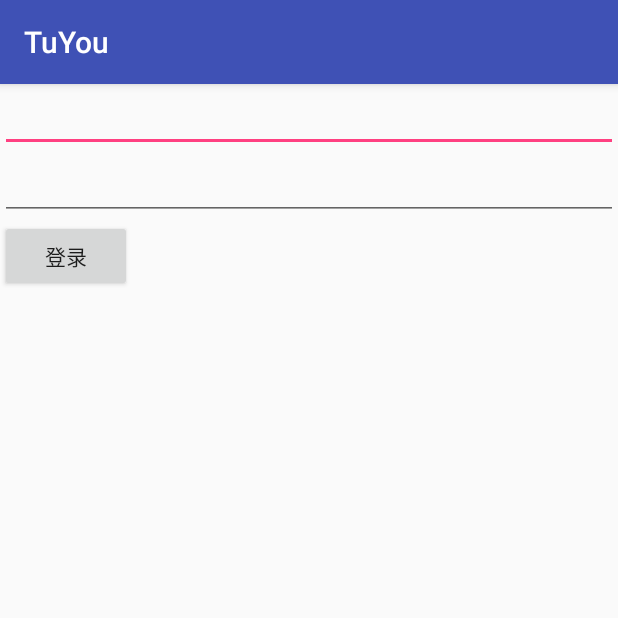
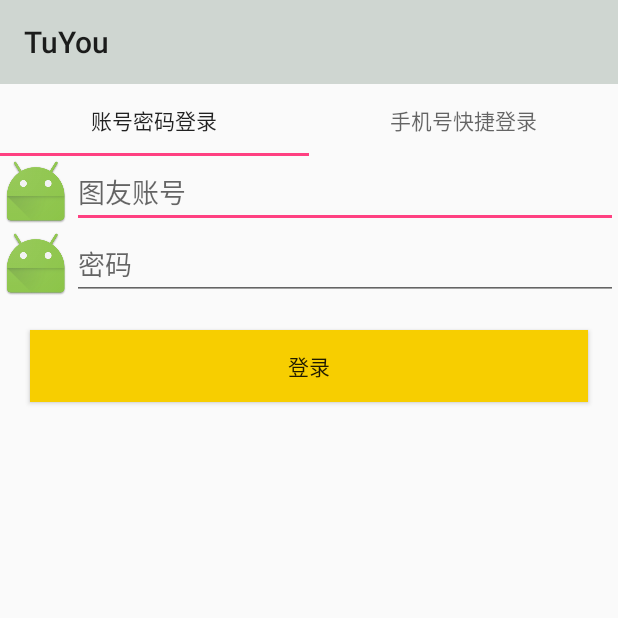
Before and after one commit to changer0/TuYou, an Android app: the screen it shows after launch (LoginActivity), on a phone screen of 412 x 824 dp, the top half of it. Run offline under Robolectric (Android 15) with nearby library versions, the light colour scheme and no system bars; our stand-ins replace EventBus; 3 statements that could not run were skipped.

Commit message:
短信验证登录和账户密码登录基本完成

```diff
--- a/app/build.gradle
+++ b/app/build.gradle
@@ -30,10 +30,13 @@ android {
 }
 
 dependencies {
-    compile fileTree(dir: 'libs', include: ['*.jar'])
+    compile fileTree(include: ['*.jar'], dir: 'libs')
     androidTestCompile('com.android.support.test.espresso:espresso-core:2.2.2', {
         exclude group: 'com.android.support', module: 'support-annotations'
     })
     compile 'com.android.support:appcompat-v7:24.2.1'
+    compile 'com.android.support:support-v4:24.2.1'
+    compile 'com.android.support:design:24.2.1'
     testCompile 'junit:junit:4.12'
+    compile 'org.greenrobot:eventbus:3.0.0'
 }
--- a/app/src/main/AndroidManifest.xml
+++ b/app/src/main/AndroidManifest.xml
@@ -23,17 +23,17 @@
         android:supportsRtl="true"
         android:theme="@style/AppTheme"
         >
-        <activity android:name=".Activity.MainActivity">
+        <activity android:name=".activity.MainActivity">
 
         </activity>
-        <activity android:name=".Activity.LoginActivity">
+        <activity android:name=".activity.LoginActivity">
             <intent-filter>
                 <action android:name="android.intent.action.MAIN"/>
 
                 <category android:name="android.intent.category.LAUNCHER"/>
             </intent-filter>
         </activity>
-        <activity android:name=".Activity.RegisterActivity">
+        <activity android:name=".activity.RegisterActivity">
         </activity>
     </application>
 
--- a/app/src/main/java/com/myxfd/tuyou/Activity/LoginActivity.java
+++ b/app/src/main/java/com/myxfd/tuyou/Activity/LoginActivity.java
@@ -1,56 +1,39 @@
-package com.myxfd.tuyou.Activity;
+package com.myxfd.tuyou.activity;
 
+import android.support.design.widget.TabLayout;
+import android.support.v4.view.ViewPager;
 import android.support.v7.app.AppCompatActivity;
 import android.os.Bundle;
-import android.util.Log;
-import android.view.View;
-import android.widget.Button;
-import android.widget.EditText;
+import android.support.v7.widget.Toolbar;
+import com.myxfd.tuyou.R;
+import com.myxfd.tuyou.adapter.CommonFragmentPagerAdapter;
+import com.myxfd.tuyou.fragment.AcountLoginFragment;
+import com.myxfd.tuyou.fragment.LoginBaseFragment;
+import com.myxfd.tuyou.fragment.PhoneLoginFragment;
+import java.util.ArrayList;
 
-import com.myxfd.tuyou.R;
-import com.myxfd.tuyou.model.TuYouUser;
 
-import cn.bmob.v3.Bmob;
-import cn.bmob.v3.exception.BmobException;
-import cn.bmob.v3.listener.SaveListener;
+public class LoginActivity extends AppCompatActivity {
 
-public class LoginActivity extends AppCompatActivity implements View.OnClickListener {
+    private static final String TAG = "LoginActivity";
+    private ArrayList<LoginBaseFragment> mArrayList;
 
-    private EditText username;
-    private EditText password;
-    private Button btnLogin;
-    private static final String TAG = "LoginActivity";
     @Override
     protected void onCreate(Bundle savedInstanceState) {
         super.onCreate(savedInstanceState);
         setContentView(R.layout.activity_login);
-        init();
-    }
+        Toolbar toolbar = (Toolbar) findViewById(R.id.login_toolbar);
+        setSupportActionBar(toolbar);
 
-    private void init() {
-        username = (EditText) findViewById(R.id.login_et_username);
-        password = (EditText) findViewById(R.id.login_et_password);
-        btnLogin = (Button) findViewById(R.id.login_btn_login);
-        btnLogin.setOnClickListener(this);
-    }
+        TabLayout tabLayout = (TabLayout) findViewById(R.id.login_tabLayout);
+        ViewPager viewPager = (ViewPager) findViewById(R.id.login_viewPager);
+        tabLayout.setupWithViewPager(viewPager);
 
-    @Override
-    public void onClick(View v) {
-        String name = username.getText().toString();
-        String pwd = password.getText().toString();
-        TuYouUser user = new TuYouUser();
-        user.setUsername(name);
-        user.setPassword(pwd);
-        user.login(new SaveListener<TuYouUser>() {
-            @Override
-            public void done(TuYouUser tuYouUser, BmobException e) {
-                if (e == null) {
-                    Log.d(TAG, "done: 登录成功");
-                }else {
-                    Log.d(TAG, "done: "+e);
-                }
-            }
-        });
+        mArrayList = new ArrayList<>();
+        mArrayList.add(new AcountLoginFragment());
+        mArrayList.add(new PhoneLoginFragment());
+        CommonFragmentPagerAdapter adapter = new CommonFragmentPagerAdapter(getSupportFragmentManager(), mArrayList);
+        viewPager.setAdapter(adapter);
     }
 
 }
--- a/app/src/main/java/com/myxfd/tuyou/Activity/MainActivity.java
+++ b/app/src/main/java/com/myxfd/tuyou/Activity/MainActivity.java
@@ -1,4 +1,4 @@
-package com.myxfd.tuyou.Activity;
+package com.myxfd.tuyou.activity;
 
 import android.support.v7.app.AppCompatActivity;
 import android.os.Bundle;
@@ -16,7 +16,7 @@ public class MainActivity extends AppCompatActivity implements MainView{
 
     // Example of a call to a native method
     TextView tv = (TextView) findViewById(R.id.sample_text);
-    tv.setText(stringFromJNI());
+//    tv.setText(stringFromJNI());
     }
 
     /**
--- a/app/src/main/java/com/myxfd/tuyou/Activity/RegisterActivity.java
+++ b/app/src/main/java/com/myxfd/tuyou/Activity/RegisterActivity.java
@@ -1,4 +1,4 @@
-package com.myxfd.tuyou.Activity;
+package com.myxfd.tuyou.activity;
 
 import android.support.v7.app.AppCompatActivity;
 import android.os.Bundle;
@@ -25,7 +25,6 @@ public class RegisterActivity extends AppCompatActivity implements View.OnClickL
         super.onCreate(savedInstanceState);
         setContentView(R.layout.activity_register);
         init();
-
     }
 
     private void init() {
@@ -34,7 +33,6 @@ public class RegisterActivity extends AppCompatActivity implements View.OnClickL
         register = (Button) findViewById(R.id.reg_btn_register);
         register.setOnClickListener(this);
     }
-
 
     @Override
     public void onClick(View v) {
@@ -54,6 +52,5 @@ public class RegisterActivity extends AppCompatActivity implements View.OnClickL
                 }
             }
         });
-
     }
 }
--- /dev/null
+++ b/app/src/main/java/com/myxfd/tuyou/adapter/CommonFragmentPagerAdapter.java
@@ -0,0 +1,39 @@
+package com.myxfd.tuyou.adapter;
+
+import android.support.v4.app.Fragment;
+import android.support.v4.app.FragmentManager;
+import android.support.v4.app.FragmentPagerAdapter;
+
+import com.myxfd.tuyou.fragment.LoginBaseFragment;
+
+import java.util.List;
+
+/**
+ * Created by admin on 2016/11/1.
+ */
+
+public class CommonFragmentPagerAdapter extends FragmentPagerAdapter {
+
+    List<LoginBaseFragment> mList;
+
+    public CommonFragmentPagerAdapter(FragmentManager fm,List list) {
+        super(fm);
+        mList=list;
+    }
+
+
+    @Override
+    public Fragment getItem(int position) {
+        return mList.get(position);
+    }
+
+    @Override
+    public int getCount() {
+        return mList.size();
+    }
+
+    @Override
+    public CharSequence getPageTitle(int position) {
+        return mList.get(position).getFragmentTitle();
+    }
+}
--- /dev/null
+++ b/app/src/main/java/com/myxfd/tuyou/fragment/AcountLoginFragment.java
@@ -0,0 +1,98 @@
+package com.myxfd.tuyou.fragment;
+
+
+import android.content.Context;
+import android.content.Intent;
+import android.os.Bundle;
+import android.os.Handler;
+import android.os.Message;
+import android.support.annotation.Nullable;
+import android.support.v4.app.Fragment;
+import android.util.Log;
+import android.view.LayoutInflater;
+import android.view.View;
+import android.view.ViewGroup;
+import android.widget.Button;
+import android.widget.EditText;
+import android.widget.Toast;
+
+import com.myxfd.tuyou.R;
+import com.myxfd.tuyou.activity.MainActivity;
+import com.myxfd.tuyou.model.TuYouUser;
+
+import org.greenrobot.eventbus.EventBus;
+
+import cn.bmob.v3.exception.BmobException;
+import cn.bmob.v3.listener.SaveListener;
+
+/**
+ * A simple {@link Fragment} subclass.
+ */
+public class AcountLoginFragment extends LoginBaseFragment implements View.OnClickListener {
+
+
+    private EditText mName;
+    private EditText mPassword;
+    private Button mLogin;
+    private static final String TAG = "AcountLoginFragment";
+    private Handler mHandler = new Handler() {
+        @Override
+        public void dispatchMessage(Message msg) {
+            switch (msg.what) {
+                case 1:
+                    Intent intent = new Intent(getContext(), MainActivity.class);
+                    startActivity(intent);
+                    break;
+            }
+        }
+    };
+    private Context mContext;
+
+    public AcountLoginFragment() {
+        // Required empty public constructor
+    }
+
+    @Override
+    public void onCreate(@Nullable Bundle savedInstanceState) {
+        super.onCreate(savedInstanceState);
+
+    }
+
+    @Override
+    public View onCreateView(LayoutInflater inflater, ViewGroup container,
+                             Bundle savedInstanceState) {
+        View view = inflater.inflate(R.layout.fragment_acount_login, container, false);
+        mName = (EditText) view.findViewById(R.id.fragment_Account_name);
+        mPassword = (EditText) view.findViewById(R.id.fragment_Account_password);
+        mLogin = (Button) view.findViewById(R.id.fragment_Account_login);
+        mLogin.setOnClickListener(this);
+        mContext = getContext();
+        return view;
+    }
+
+    @Override
+    public String getFragmentTitle() {
+        return "账号密码登录";
+    }
+
+    @Override
+    public void onClick(View v) {
+        String name = mName.getText().toString();
+        String pwd = mPassword.getText().toString();
+        TuYouUser user = new TuYouUser();
+        user.setUsername(name);
+        user.setPassword(pwd);
+        user.login(new SaveListener<TuYouUser>() {
+            @Override
+            public void done(TuYouUser tuYouUser, BmobException e) {
+                if (e == null) {
+                    Log.d(TAG, "done: 登录验证通过");
+                    Intent intent = new Intent(mContext, MainActivity.class);
+                    startActivity(intent);
+                } else {
+                    Toast.makeText(getContext(), "用户名密码错误", Toast.LENGTH_SHORT).show();
+                }
+            }
+        });
+    }
+}
--- /dev/null
+++ b/app/src/main/java/com/myxfd/tuyou/fragment/LoginBaseFragment.java
@@ -0,0 +1,11 @@
+package com.myxfd.tuyou.fragment;
+
+import android.support.v4.app.Fragment;
+
+/**
+ * Created by admin on 2016/11/1.
+ */
+
+public abstract class LoginBaseFragment extends Fragment {
+    public abstract String getFragmentTitle();
+}
--- /dev/null
+++ b/app/src/main/java/com/myxfd/tuyou/fragment/PhoneLoginFragment.java
@@ -0,0 +1,140 @@
+package com.myxfd.tuyou.fragment;
+
+
+import android.content.Context;
+import android.content.Intent;
+import android.graphics.Color;
+import android.os.Bundle;
+import android.os.Handler;
+import android.os.Message;
+import android.support.annotation.Nullable;
+import android.support.v4.app.Fragment;
+import android.util.Log;
+import android.view.LayoutInflater;
+import android.view.View;
+import android.view.ViewGroup;
+import android.widget.Button;
+import android.widget.EditText;
+import android.widget.Toast;
+
+import com.myxfd.tuyou.R;
+import com.myxfd.tuyou.activity.MainActivity;
+
+import cn.bmob.v3.Bmob;
+import cn.bmob.v3.BmobSMS;
+import cn.bmob.v3.exception.BmobException;
+import cn.bmob.v3.listener.QueryListener;
+import cn.bmob.v3.listener.UpdateListener;
+
+/**
+ * A simple {@link Fragment} subclass.
+ */
+public class PhoneLoginFragment extends LoginBaseFragment implements View.OnClickListener {
+
+
+    private EditText mPhoneNumber;
+    private Button mBtnLogin;
+    private Button mBtnGetMsg;
+    private EditText mReceiveMsg;
+    private Handler mHandler;
+    private Context mContext;
+    private static final String TAG = "PhoneLoginFragment";
+    public PhoneLoginFragment() {
+        // Required empty public constructor
+    }
+
+    @Override
+    public void onCreate(@Nullable Bundle savedInstanceState) {
+        super.onCreate(savedInstanceState);
+        mContext=getContext();
+        mHandler = new Handler() {
+            @Override
+            public void dispatchMessage(Message msg) {
+                switch (msg.what) {
+                    case 1:
+                        int i = msg.arg1;
+                        Log.d(TAG, "dispatchMessage: "+i);
+                        mBtnGetMsg.setText(String.format("%ds重新获取",i));
+                        if (1==i){
+                            mBtnGetMsg.setText("重新获取");
+                            mBtnGetMsg.setBackgroundColor(Color.YELLOW);
+                        }
+                        break;
+                }
+            }
+        };
+    }
+
+    @Override
+    public View onCreateView(LayoutInflater inflater, ViewGroup container,
+                             Bundle savedInstanceState) {
+        // Inflate the layout for this fragment
+        View view = inflater.inflate(R.layout.fragment_phone_login, container, false);
+        mPhoneNumber = (EditText) view.findViewById(R.id.fragment_Phone_phoneNumber);
+        mBtnLogin = ((Button) view.findViewById(R.id.fragment_Phone_login));
+        mBtnGetMsg = ((Button) view.findViewById(R.id.fragment_Phone_sendSms));
+        mReceiveMsg = ((EditText) view.findViewById(R.id.fragment_Phone_receiveSms));
+        mBtnGetMsg.setOnClickListener(this);
+        mBtnLogin.setOnClickListener(this);
+        return view;
+    }
+
+    @Override
+    public void onClick(View v) {
+        switch (v.getId()) {
+            case R.id.fragment_Phone_sendSms:
+                String number = mPhoneNumber.getText().toString().trim();
+                BmobSMS.requestSMSCode(number, "sms", new QueryListener<Integer>() {
+                    @Override
+                    public void done(Integer integer, BmobException e) {
+                        if (e != null) {
+                            Log.d(TAG, "done: 发送失败");
+                        } else {
+                            // TODO: 2016/11/1 发送成功
+                            Log.d(TAG, "done: " + integer);
+                            mBtnGetMsg.setClickable(false);
+                            mBtnGetMsg.setBackgroundColor(Color.GRAY);
+                            Thread thread = new Thread(){
+                                @Override
+                                public void run() {
+                                    for (int i = 60; i > 0; i--) {
+                                        Message message = mHandler.obtainMessage(1);
+                                        message.arg1=i;
+                                        mHandler.sendMessage(message);
+                                        try {
+                                            Thread.sleep(1000);
+                                        } catch (InterruptedException e) {
+                                            e.printStackTrace();
+                                        }
+                                    }
+                                }
+                            };
+                            thread.start();
+                        }
+                    }
+                });
+                break;
+
+            case R.id.fragment_Phone_login:
+                BmobSMS.verifySmsCode(mPhoneNumber.getText().toString(), mReceiveMsg.getText().toString(), new UpdateListener() {
+                    @Override
+                    public void done(BmobException e) {
+                        if (e==null) {
+                            Intent intent = new Intent(mContext, MainActivity.class);
+                            startActivity(intent);
+                        }else {
+                            Toast.makeText(getContext(), "验证码错误", Toast.LENGTH_SHORT).show();
+                            Log.d(TAG, "done: "+e);
+                        }
+                    }
+                });
+                break;
+        }
+    }
+
+    @Override
+    public String getFragmentTitle() {
+        return "手机号快捷登录";
+    }
+
+}
--- a/app/src/main/res/layout/activity_login.xml
+++ b/app/src/main/res/layout/activity_login.xml
@@ -6,22 +6,25 @@
     android:layout_width="match_parent"
     android:layout_height="match_parent"
     android:orientation="vertical"
-    tools:context="com.myxfd.tuyou.Activity.LoginActivity">
+    tools:context="com.myxfd.tuyou.activity.LoginActivity">
 
-    <EditText
-        android:id="@+id/login_et_username"
+    <android.support.v7.widget.Toolbar
+        android:id="@+id/login_toolbar"
+        android:layout_width="match_parent"
+        android:layout_height="wrap_content"
+        android:background="#cfd6d1"/>
+
+    <android.support.design.widget.TabLayout
+        android:id="@+id/login_tabLayout"
         android:layout_width="match_parent"
         android:layout_height="wrap_content"/>
+    <android.support.v4.view.ViewPager
+        android:id="@+id/login_viewPager"
+        android:layout_width="match_parent"
+        android:layout_height="300dp"/>
 
-    <EditText
-        android:id="@+id/login_et_password"
-        android:layout_width="match_parent"
-        android:layout_height="wrap_content"/>
 
-    <Button
-        android:id="@+id/login_btn_login"
-        android:layout_width="wrap_content"
-        android:layout_height="wrap_content"
-        android:text="登录"/>
+
+
 
 </LinearLayout>
--- a/app/src/main/res/layout/activity_main.xml
+++ b/app/src/main/res/layout/activity_main.xml
@@ -9,7 +9,7 @@
     android:paddingRight="@dimen/activity_horizontal_margin"
     android:paddingTop="@dimen/activity_vertical_margin"
     android:paddingBottom="@dimen/activity_vertical_margin"
-    tools:context="com.myxfd.tuyou.Activity.MainActivity">
+    tools:context="com.myxfd.tuyou.activity.MainActivity">
 
     <TextView
         android:id="@+id/sample_text"
--- a/app/src/main/res/layout/activity_register.xml
+++ b/app/src/main/res/layout/activity_register.xml
@@ -6,7 +6,7 @@
     android:layout_width="match_parent"
     android:layout_height="match_parent"
     android:orientation="vertical"
-    tools:context="com.myxfd.tuyou.Activity.RegisterActivity">
+    tools:context="com.myxfd.tuyou.activity.RegisterActivity">
 
     <EditText
         android:id="@+id/reg_et_username"
--- /dev/null
+++ b/app/src/main/res/layout/fragment_acount_login.xml
@@ -0,0 +1,52 @@
+<LinearLayout xmlns:android="http://schemas.android.com/apk/res/android"
+              xmlns:tools="http://schemas.android.com/tools"
+              android:layout_width="match_parent"
+              android:layout_height="match_parent"
+              android:orientation="vertical"
+              tools:context="com.myxfd.tuyou.fragment.AcountLoginFragment">
+
+    <LinearLayout
+        android:layout_width="match_parent"
+        android:layout_height="wrap_content">
+
+        <ImageView
+            android:layout_width="wrap_content"
+            android:layout_height="wrap_content"
+            android:src="@mipmap/ic_launcher"/>
+
+        <EditText
+            android:id="@+id/fragment_Account_name"
+            android:layout_width="match_parent"
+            android:layout_height="wrap_content"
+            android:hint="图友账号"
+            />
+
+
+    </LinearLayout>
+
+    <LinearLayout
+        android:layout_width="match_parent"
+        android:layout_height="wrap_content">
+
+        <ImageView
+            android:layout_width="wrap_content"
+            android:layout_height="wrap_content"
+            android:src="@mipmap/ic_launcher"/>
+
+        <EditText
+            android:id="@+id/fragment_Account_password"
+            android:layout_width="match_parent"
+            android:layout_height="wrap_content"
+            android:hint="密码"/>
+
+    </LinearLayout>
+
+    <Button
+        android:id="@+id/fragment_Account_login"
+        android:layout_width="match_parent"
+        android:layout_height="wrap_content"
+        android:layout_margin="20dp"
+        android:background="#f7ce00"
+        android:text="登录"/>
+
+</LinearLayout>
--- a/app/src/main/res/values/strings.xml
+++ b/app/src/main/res/values/strings.xml
@@ -1,3 +1,6 @@
 <resources>
     <string name="app_name">TuYou</string>
+
+    <!-- TODO: Remove or change this placeholder text -->
+    <string name="hello_blank_fragment">Hello blank fragment</string>
 </resources>
--- a/app/src/main/res/values/styles.xml
+++ b/app/src/main/res/values/styles.xml
@@ -1,7 +1,7 @@
 <resources>
 
     <!-- Base application theme. -->
-    <style name="AppTheme" parent="Theme.AppCompat.Light.DarkActionBar">
+    <style name="AppTheme" parent="Theme.AppCompat.Light.NoActionBar">
         <!-- Customize your theme here. -->
         <item name="colorPrimary">@color/colorPrimary</item>
         <item name="colorPrimaryDark">@color/colorPrimaryDark</item>
```
Also changed, not shown: app/src/main/java/com/myxfd/tuyou/MainApplication.java (+6 -1 lines), app/src/main/res/layout/fragment_phone_login.xml (added, +54 -0 lines), app/libs/BmobSMS_V1.0.1_20150710.jar (added).
